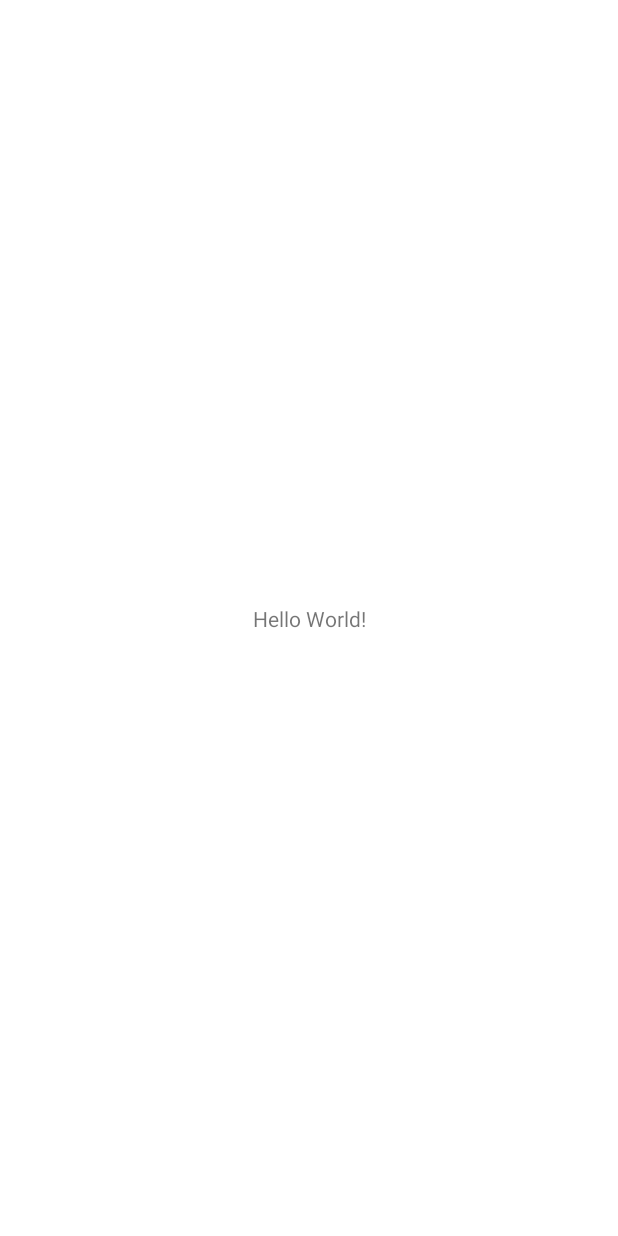
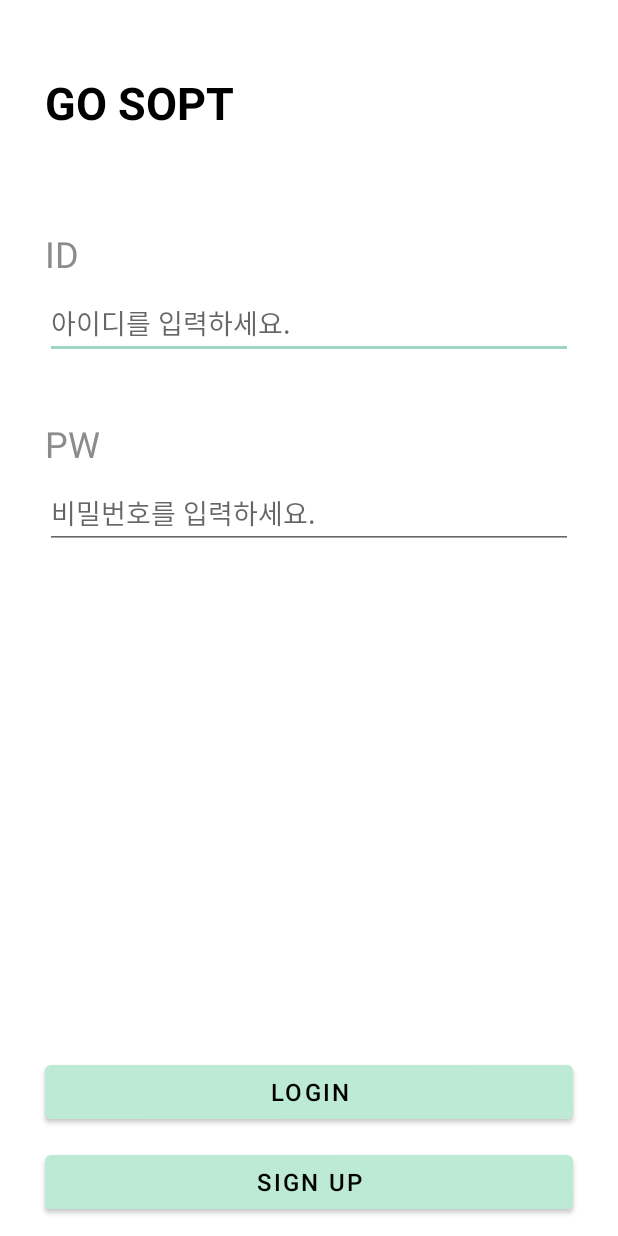
Before and after one commit to GO-SOPT-ANDROID/taehee-lee, an Android app: the screen it shows after launch (MainActivity before the commit, LoginActivity after it), on a phone screen of 412 x 824 dp. Before the commit the screen is almost empty. Run offline under Robolectric (Android 15) with nearby library versions, the phone set to English and light mode, and no system bars; our stand-ins replace data binding.

Commit message:
[필수과제] 완료

```diff
--- a/app/build.gradle
+++ b/app/build.gradle
@@ -2,6 +2,7 @@ plugins {
     id 'com.android.application'
     id 'org.jetbrains.kotlin.android'
     id 'kotlin-kapt'
+    id 'kotlin-parcelize'
 }
 
 android {
--- /dev/null
+++ b/app/src/main/java/org/android/go/sopt/LoginActivity.kt
@@ -0,0 +1,90 @@
+package org.android.go.sopt
+
+import android.app.Activity
+import android.content.Intent
+import android.os.Bundle
+import android.util.Log
+import androidx.activity.result.ActivityResultLauncher
+import androidx.activity.result.contract.ActivityResultContracts
+import org.android.go.sopt.base.BindingActivity
+import org.android.go.sopt.databinding.ActivityLoginBinding
+import org.android.go.sopt.model.UserInfo
+import org.android.go.sopt.util.extension.parcelable
+import org.android.go.sopt.util.extension.showSnackbar
+import org.android.go.sopt.util.extension.showToast
+
+class LoginActivity : BindingActivity<ActivityLoginBinding>(R.layout.activity_login) {
+    private lateinit var resultLauncher: ActivityResultLauncher<Intent>
+    private var id: String? = null
+    private var password: String? = null
+    private var name: String? = null
+    private var specialty: String? = null
+
+
+    override fun onCreate(savedInstanceState: Bundle?) {
+        super.onCreate(savedInstanceState)
+        setContentView(binding.root)
+
+        setSignUpResult()
+        clickLoginButton()
+        clickSignUpButton()
+
+    }
+
+    private fun setSignUpResult() {
+        resultLauncher =
+            registerForActivityResult(ActivityResultContracts.StartActivityForResult()) { result ->
+                if (result.resultCode != Activity.RESULT_OK) return@registerForActivityResult
+
+                val userData = result.data ?: return@registerForActivityResult
+
+                val userInfo = userData.parcelable<UserInfo>(USER_INFO)
+
+                if (userInfo != null) {
+                    showSnackbar(binding.root, getString(R.string.sign_up_complete_message))
+
+                    id = userInfo.id
+                    password = userInfo.password
+                    name = userInfo.name
+                    specialty = userInfo.specialty
+
+
+                }
+
+
+            }
+    }
+
+    private fun checkInfoValid() {
+        id?.let { Log.e("회원가입 id값", it) }
+        password?.let { Log.e("회원가입 pw값", it) }
+        if (binding.etId.text.toString() == id && binding.etPassword.text.toString() == password) {
+            showToast(this, getString(R.string.login_success))
+            val intent = Intent(this, MyPageActivity::class.java)
+            intent.putExtra("name", name)
+            intent.putExtra("specialty", specialty)
+            startActivity(intent)
+
+        } else {
+            showToast(this, getString(R.string.login_fail))
+        }
+    }
+
+    private fun clickLoginButton() {
+        binding.btnLogin.setOnClickListener {
+            checkInfoValid()
+        }
+    }
+
+    private fun clickSignUpButton() {
+        binding.btnSignUp.setOnClickListener {
+            resultLauncher.launch(Intent(this, SignUpActivity::class.java))
+        }
+    }
+
+
+    companion object {
+        const val USER_INFO = "user_info"
+    }
+
+}
--- a/app/src/main/java/org/android/go/sopt/MainActivity.kt
+++ /dev/null
@@ -1,12 +0,0 @@
-package org.android.go.sopt
-
-import androidx.appcompat.app.AppCompatActivity
-import android.os.Bundle
-
-class  MainActivity : AppCompatActivity() {
-    override fun onCreate(savedInstanceState: Bundle?) {
-        super.onCreate(savedInstanceState)
-        setContentView(R.layout.activity_main)
-    }
-
-}
--- /dev/null
+++ b/app/src/main/res/layout/activity_login.xml
@@ -0,0 +1,94 @@
+<?xml version="1.0" encoding="utf-8"?>
+<layout xmlns:android="http://schemas.android.com/apk/res/android"
+    xmlns:app="http://schemas.android.com/apk/res-auto"
+    xmlns:tools="http://schemas.android.com/tools">
+
+    <data>
+
+    </data>
+
+    <androidx.constraintlayout.widget.ConstraintLayout
+        android:layout_width="match_parent"
+        android:layout_height="match_parent"
+        tools:context=".LoginActivity">
+
+        <TextView
+            android:id="@+id/tv_go_sopt"
+            style="@style/TextAppearance.Title.Large"
+            android:layout_width="wrap_content"
+            android:layout_height="wrap_content"
+            android:layout_marginTop="48dp"
+            android:text="@string/go_sopt"
+            app:layout_constraintStart_toStartOf="@+id/tv_id_title"
+            app:layout_constraintTop_toTopOf="parent" />
+
+        <TextView
+            android:id="@+id/tv_id_title"
+            style="@style/TextAppearance.SubTitle.large.grey"
+            android:layout_width="wrap_content"
+            android:layout_height="wrap_content"
+            android:layout_marginTop="64dp"
+            android:text="@string/id"
+            app:layout_constraintStart_toStartOf="@+id/et_id"
+            app:layout_constraintTop_toBottomOf="@id/tv_go_sopt" />
+
+        <EditText
+            android:id="@+id/et_id"
+            android:layout_width="match_parent"
+            android:layout_height="wrap_content"
+            android:layout_marginHorizontal="30dp"
+            android:layout_marginTop="6dp"
+            android:hint="@string/enter_id"
+            app:layout_constraintTop_toBottomOf="@+id/tv_id_title" />
+
+        <TextView
+            android:id="@+id/tv_password_title"
+            style="@style/TextAppearance.SubTitle.large.grey"
+            android:layout_width="wrap_content"
+            android:layout_height="wrap_content"
+            android:layout_marginTop="40dp"
+            android:text="@string/pw"
+            app:layout_constraintStart_toStartOf="@+id/et_id"
+            app:layout_constraintTop_toBottomOf="@id/et_id" />
+
+        <EditText
+            android:id="@+id/et_password"
+            android:layout_width="match_parent"
+            android:layout_height="wrap_content"
+            android:layout_marginHorizontal="30dp"
+            android:layout_marginTop="6dp"
+            android:hint="@string/enter_password"
+            android:inputType="textPassword"
+            app:layout_constraintTop_toBottomOf="@+id/tv_password_title" />
+
+        <Button
+            android:id="@+id/btn_login"
+            android:layout_width="0dp"
+            android:layout_height="wrap_content"
+            android:layout_marginHorizontal="30dp"
+            android:layout_marginTop="40dp"
+            android:layout_marginBottom="12dp"
+            android:text="@string/login"
+            android:textColor="@color/black"
+            android:textSize="16sp"
+            app:layout_constraintBottom_toTopOf="@id/btn_sign_up"
+            app:layout_constraintEnd_toEndOf="parent"
+            app:layout_constraintStart_toStartOf="parent" />
+
+        <Button
+            android:id="@+id/btn_sign_up"
+            android:layout_width="0dp"
+            android:layout_height="wrap_content"
+            android:layout_marginHorizontal="30dp"
+            android:layout_marginTop="40dp"
+            android:layout_marginBottom="12dp"
+            android:text="@string/sign_up"
+            android:textColor="@color/black"
+            android:textSize="16sp"
+            app:layout_constraintBottom_toBottomOf="parent"
+            app:layout_constraintEnd_toEndOf="parent"
+            app:layout_constraintStart_toStartOf="parent" />
+
+
+    </androidx.constraintlayout.widget.ConstraintLayout>
+</layout>
--- a/app/src/main/res/layout/activity_main.xml
+++ /dev/null
@@ -1,18 +0,0 @@
-<?xml version="1.0" encoding="utf-8"?>
-<androidx.constraintlayout.widget.ConstraintLayout xmlns:android="http://schemas.android.com/apk/res/android"
-    xmlns:app="http://schemas.android.com/apk/res-auto"
-    xmlns:tools="http://schemas.android.com/tools"
-    android:layout_width="match_parent"
-    android:layout_height="match_parent"
-    tools:context=".MainActivity">
-
-    <TextView
-        android:layout_width="wrap_content"
-        android:layout_height="wrap_content"
-        android:text="Hello World!"
-        app:layout_constraintBottom_toBottomOf="parent"
-        app:layout_constraintEnd_toEndOf="parent"
-        app:layout_constraintStart_toStartOf="parent"
-        app:layout_constraintTop_toTopOf="parent" />
-
-</androidx.constraintlayout.widget.ConstraintLayout>
--- a/app/src/main/res/values/strings.xml
+++ b/app/src/main/res/values/strings.xml
@@ -1,3 +1,19 @@
 <resources>
     <string name="app_name">GO SOPT Android</string>
+    <string name="login">LOGIN</string>
+    <string name="enter_password">비밀번호를 입력하세요.</string>
+    <string name="pw">PW</string>
+    <string name="enter_id">아이디를 입력하세요.</string>
+    <string name="id">ID</string>
+    <string name="welcome_to_go_android">Welcome to Go Android!</string>
+    <string name="go_sopt">GO SOPT</string>
+    <string name="sign_up">SIGN UP</string>
+    <string name="sign_up_complete">회원가입 완료</string>
+    <string name="name">NAME</string>
+    <string name="enter_name">이름을 입력하세요.</string>
+    <string name="specialty">SPECIALTY</string>
+    <string name="enter_specialty">특기를 입력하세요.</string>
+    <string name="login_success">로그인에 성공하였습니다.</string>
+    <string name="login_fail">로그인에 실패하였습니다.</string>
+    <string name="sign_up_complete_message">회원가입이 완료되었습니다.</string>
 </resources>
--- a/app/src/main/res/values/styles.xml
+++ b/app/src/main/res/values/styles.xml
@@ -1,5 +1,4 @@
 <?xml version="1.0" encoding="utf-8"?>
 <resources>
 
-
 </resources>
--- a/app/src/main/res/values/themes.xml
+++ b/app/src/main/res/values/themes.xml
@@ -13,4 +13,22 @@
         <item name="android:statusBarColor">?attr/colorPrimaryVariant</item>
         <!-- Customize your theme here. -->
     </style>
+
+    <style name="TextAppearance.Title.Large" parent="">
+        <item name="android:textSize">30sp</item>
+        <item name="android:textStyle">bold</item>
+        <item name="android:textColor">@color/black</item>
+    </style>
+
+    <style name="TextAppearance.SubTitle.large.grey" parent="">
+        <item name="android:textSize">24sp</item>
+        <item name="android:textColor">@color/grey_700</item>
+    </style>
+    <style name="TextAppearance.SubTitle.large.black" parent="">
+        <item name="android:textSize">24sp</item>
+        <item name="android:textColor">@color/black</item>
+    </style>
+
+
+
 </resources>
```
Also changed, not shown: app/src/main/AndroidManifest.xml (+10 -3 lines), app/src/main/java/org/android/go/sopt/MyPageActivity.kt (added, +19 -0 lines), app/src/main/java/org/android/go/sopt/SignUpActivity.kt (added, +50 -0 lines), app/src/main/res/layout/activity_my_page.xml (added, +70 -0 lines), app/src/main/res/layout/activity_sign_up.xml (added, +140 -0 lines), app/src/main/res/drawable/ic_tibet.png (added).
